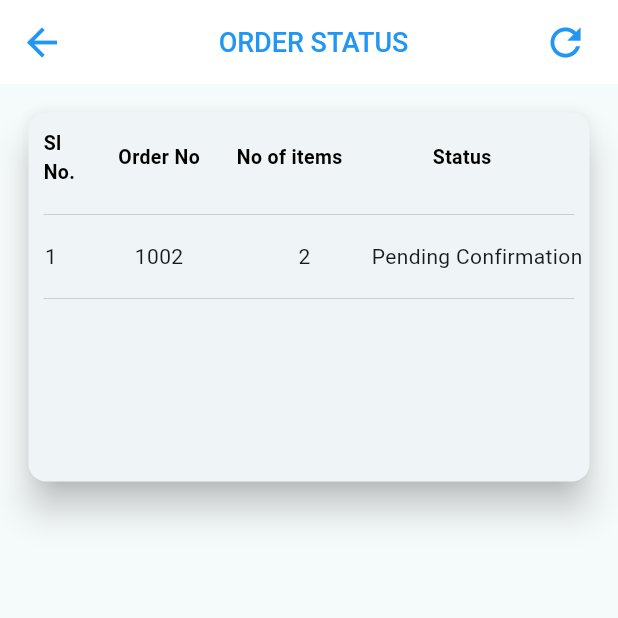
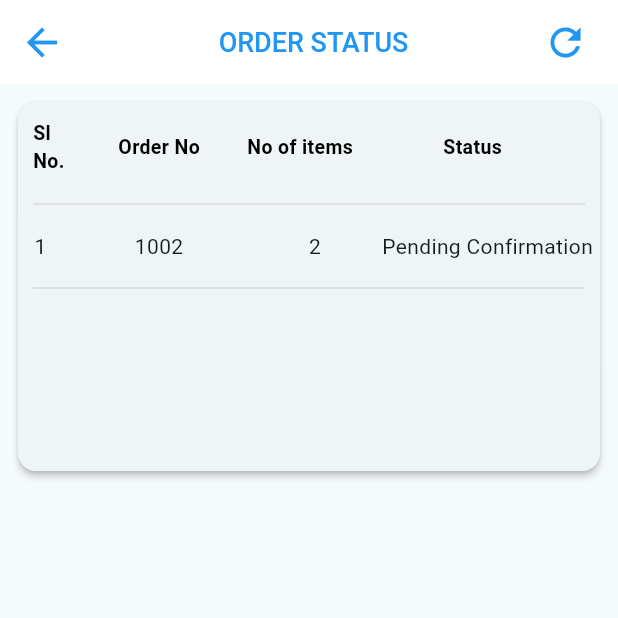
Before and after one commit to abhisheksr227/integrate3_screen, a Flutter app: the Orderstushistory screen opened directly, on a phone screen of 412 x 824 dp, the top half of it. Run offline on Flutter 3.47's test engine with Material 2 defaults, Android fonts, the phone set to English and light mode, and no system bars; our stand-ins replace charts_flutter, dots_indicator, fl_chart, google_maps_flutter, pie_chart, share_plus and 1 more; missing offline and left inert: another_stepper.

Commit message:
git commit -m "second commit"

```diff
--- a/lib/Customers/15-19/Order_Status.dart
+++ b/lib/Customers/15-19/Order_Status.dart
@@ -64,9 +64,9 @@ class _OrderstushistoryState extends State<Orderstushistory> {
         child: Column(
           children: [
             Padding(
-              padding: const EdgeInsets.all(15.0),
+              padding: const EdgeInsets.all(8),
               child: Card(
-                elevation: 10,
+                elevation: 2,
                 child: Container(
                   decoration: BoxDecoration(
                     borderRadius: BorderRadius.circular(10),
--- a/lib/Customers/NewOrder.dart
+++ b/lib/Customers/NewOrder.dart
@@ -176,14 +176,13 @@ class _CustomerNewOrderState extends State<CustomerNewOrder> {
                 child: Text(
                   'SUBMIT',
                   style: TextStyle(
-                    fontSize: 18,
+                    fontSize: 16,
                     fontWeight: FontWeight.bold,
                     color: Colors.white,
                   ),
                 ),
                 style: ElevatedButton.styleFrom(
                   primary: Colors.blue[800],
-                  padding: EdgeInsets.symmetric(vertical: 15),
                   shape: RoundedRectangleBorder(
                     borderRadius: BorderRadius.circular(30),
                   ),
```
